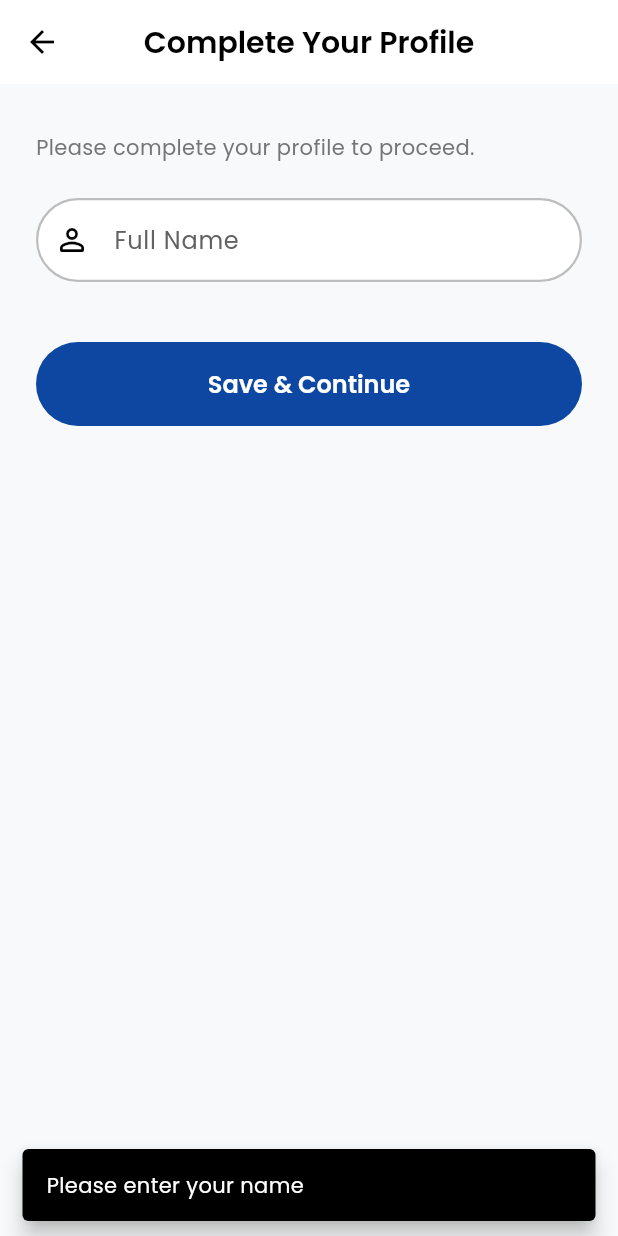
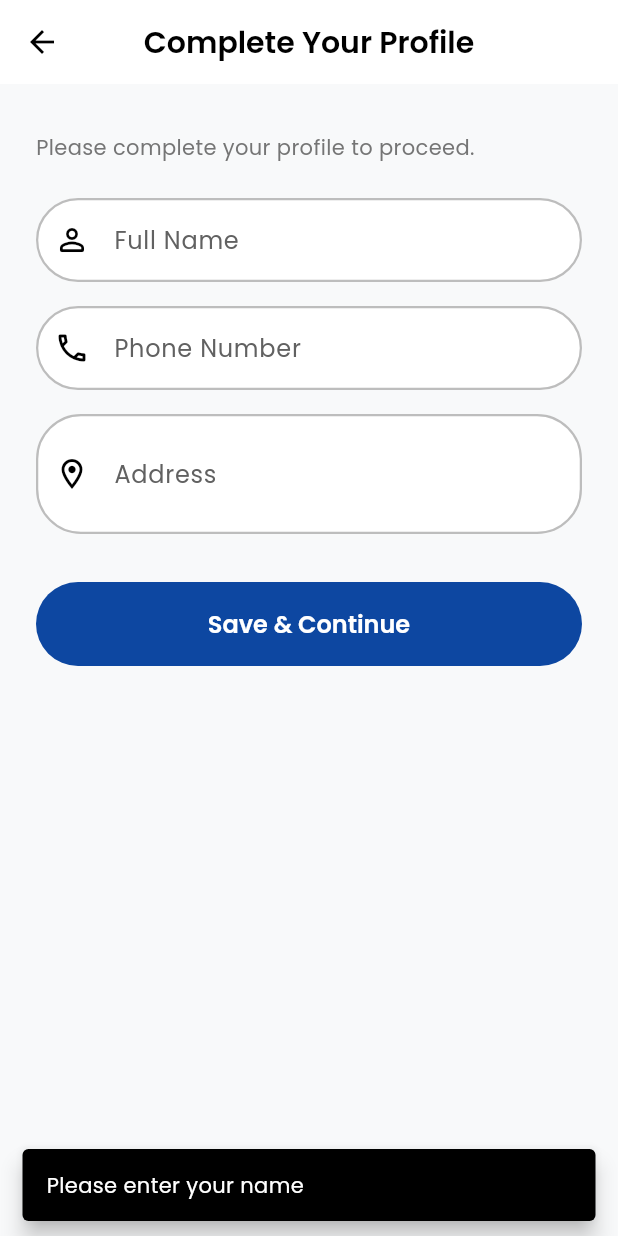
Before and after one commit to Mugen3568/ims, a Flutter app: the ProfileSetupScreen screen opened directly with empty values, after a tap on "Save & Continue", on a phone screen of 412 x 824 dp. Run offline on Flutter 3.47's test engine with Material 3 defaults, Android fonts, the phone set to English and light mode, and no system bars; our stand-ins replace cloud_firestore, firebase_auth, firebase_core, flutter_dotenv, google_fonts, image_picker and 2 more; accounts and stored records are empty.

Commit message:
Final security hardening: remove legacy invite fallback, personal-only ProfileSetupScreen, tighten chats/notes/payroll rules, fix debugPrint import

```diff
--- a/lib/screens/auth/profile_setup_screen.dart
+++ b/lib/screens/auth/profile_setup_screen.dart
@@ -2,16 +2,16 @@ import 'package:flutter/material.dart';
 import 'package:cloud_firestore/cloud_firestore.dart';
 import 'package:firebase_auth/firebase_auth.dart';
 import 'package:google_fonts/google_fonts.dart';
-import '../../models/class_model.dart';
-import '../../services/class_service.dart';
 
-/// ProfileSetupScreen — ghost-account recovery screen.
-/// Shown when a user has a Firebase Auth account but their Firestore document
-/// is missing or incomplete. Collects name + role-specific class data.
+/// ProfileSetupScreen — personal onboarding screen.
+/// Shown when a user has a Firebase Auth account but their Firestore profile
+/// is incomplete. Collects personal information only.
+/// Role, classId, assignedClasses, and linkedStudentId are established
+/// during registration or by Owner/Manager assignment — never here.
 class ProfileSetupScreen extends StatefulWidget {
   final String userId;
   final String role;
-  final bool roleMissing; // true if 'role' was missing/empty in Firestore
+  final bool roleMissing;
 
   const ProfileSetupScreen({
     super.key,
@@ -26,29 +26,38 @@ class ProfileSetupScreen extends StatefulWidget {
 
 class _ProfileSetupScreenState extends State<ProfileSetupScreen> {
   final TextEditingController _nameController = TextEditingController();
-  final TextEditingController _childEmailController = TextEditingController();
+  final TextEditingController _phoneController = TextEditingController();
+  final TextEditingController _addressController = TextEditingController();
   bool _isLoading = false;
-  late String _selectedRole;
-
-  // Class selection
-  String? _selectedClassId; // Student & Parent
-  final Set<String> _selectedTeacherClasses = {}; // Teacher
-
-  final ClassService _classService = ClassService();
-  final List<String> _roles = ['student', 'teacher', 'parent', 'manager'];
 
   @override
   void initState() {
     super.initState();
-    _selectedRole = widget.roleMissing
-        ? 'student'
-        : widget.role.toLowerCase();
+    _loadExistingProfile();
+  }
+
+  Future<void> _loadExistingProfile() async {
+    try {
+      final doc = await FirebaseFirestore.instance
+          .collection('users')
+          .doc(widget.userId)
+          .get();
+      if (doc.exists && mounted) {
+        final data = doc.data() ?? {};
+        setState(() {
+          _nameController.text = data['name'] ?? '';
+          _phoneController.text = data['phone'] ?? data['contact_number'] ?? '';
+          _addressController.text = data['address'] ?? '';
+        });
+      }
+    } catch (_) {}
   }
 
   @override
   void dispose() {
     _nameController.dispose();
-    _childEmailController.dispose();
+    _phoneController.dispose();
+    _addressController.dispose();
     super.dispose();
   }
 
@@ -59,83 +68,35 @@ class _ProfileSetupScreenState extends State<ProfileSetupScreen> {
       return;
     }
 
-    final effectiveRole = widget.roleMissing
-        ? _selectedRole.toLowerCase()
-        : widget.role.toLowerCase();
-
-    // Validate role-specific class fields
-    if (effectiveRole == 'teacher') {
-      if (_selectedTeacherClasses.isEmpty) {
-        _showSnack('Please select at least one assigned class');
-        return;
-      }
-    }
-    if (effectiveRole == 'student' || effectiveRole == 'parent') {
-      if (_selectedClassId == null || _selectedClassId!.isEmpty) {
-        _showSnack('Please select your class');
-        return;
-      }
-    }
-    if (effectiveRole == 'parent') {
-      if (_childEmailController.text.trim().isEmpty) {
-        _showSnack("Please enter your child's email");
-        return;
-      }
-    }
-
     setState(() => _isLoading = true);
 
     try {
       final db = FirebaseFirestore.instance;
-      final currentUserEmail =
-          (FirebaseAuth.instance.currentUser?.email ?? '').toLowerCase();
-      final childEmail = _childEmailController.text.trim().toLowerCase();
 
-      // Cross-check student email if linking parent
-      if (effectiveRole == 'parent' && widget.roleMissing) {
-        var childQuery = await db
-            .collection('directory')
-            .where('email', isEqualTo: childEmail)
-            .where('role', isEqualTo: 'student')
-            .get();
-
-        if (childQuery.docs.isEmpty) {
-          if (mounted) {
-            _showSnack('Associated student email not found in the system.');
-            setState(() => _isLoading = false);
-          }
-          return;
-        }
-      }
-
-      // Build profile data — personal onboarding fields only
+      // Personal onboarding fields only — no role, classId, or assignedClasses
       final Map<String, dynamic> data = {
         'name': cleanName,
+        'phone': _phoneController.text.trim(),
+        'contact_number': _phoneController.text.trim(),
+        'address': _addressController.text.trim(),
         'isProfileComplete': true,
         'is_profile_complete': true,
         'updatedAt': FieldValue.serverTimestamp(),
         'updated_at': FieldValue.serverTimestamp(),
       };
 
-      // Update primary user profile
       await db
           .collection('users')
           .doc(widget.userId)
           .set(data, SetOptions(merge: true));
 
-      if (effectiveRole == 'teacher' && _selectedTeacherClasses.isNotEmpty) {
-        await _classService.addTeacherToClasses(
-          teacherUid: widget.userId,
-          classIds: _selectedTeacherClasses.toList(),
-        );
-      }
-
-      // Update public directory
+      // Update public directory with name only
+      final currentUserEmail =
+          (FirebaseAuth.instance.currentUser?.email ?? '').toLowerCase();
       await db.collection('directory').doc(widget.userId).set({
         'name': cleanName,
         'email': currentUserEmail,
-        'role': effectiveRole,
-      });
+      }, SetOptions(merge: true));
 
       if (mounted) {
         ScaffoldMessenger.of(context).showSnackBar(
@@ -192,35 +153,56 @@ class _ProfileSetupScreenState extends State<ProfileSetupScreen> {
             ),
             const SizedBox(height: 16),
 
-            // ── Role picker (only for ghost accounts) ─────────────────────────
-            if (widget.roleMissing) ...[
-              DropdownButtonFormField<String>(
-                initialValue: _selectedRole,
-                decoration: const InputDecoration(
-                  labelText: 'Select Role',
-                  prefixIcon: Icon(Icons.badge_outlined),
+            // ── Phone ────────────────────────────────────────────────────────
+            TextField(
+              controller: _phoneController,
+              keyboardType: TextInputType.phone,
+              decoration: const InputDecoration(
+                labelText: 'Phone Number',
+                prefixIcon: Icon(Icons.phone_outlined),
+              ),
+            ),
+            const SizedBox(height: 16),
+
+            // ── Address ──────────────────────────────────────────────────────
+            TextField(
+              controller: _addressController,
+              maxLines: 2,
+              decoration: const InputDecoration(
+                labelText: 'Address',
+                prefixIcon: Icon(Icons.location_on_outlined),
+              ),
+            ),
+            const SizedBox(height: 8),
+
+            // ── Info banner ──────────────────────────────────────────────────
+            if (widget.roleMissing)
+              Container(
+                margin: const EdgeInsets.only(top: 8),
+                padding: const EdgeInsets.all(12),
+                decoration: BoxDecoration(
+                  borderRadius: BorderRadius.circular(12),
+                  border: Border.all(
+                    color: Colors.orange.withValues(alpha: 0.4),
+                  ),
+                  color: Colors.orange.withValues(alpha: 0.06),
                 ),
-                items: _roles.map((role) {
-                  return DropdownMenuItem(
-                    value: role,
-                    child: Text(role[0].toUpperCase() + role.substring(1)),
-                  );
-                }).toList(),
-                onChanged: (val) {
-                  if (val != null) {
-                    setState(() {
-                      _selectedRole = val;
-                      _selectedClassId = null;
-                      _selectedTeacherClasses.clear();
-                    });
-                  }
-                },
+                child: Row(
+                  children: [
+                    const Icon(Icons.info_outline, color: Colors.orange, size: 20),
+                    const SizedBox(width: 8),
+                    Expanded(
+                      child: Text(
+                        'Your role and class assignment will be configured by your administrator.',
+                        style: GoogleFonts.poppins(
+                          fontSize: 12,
+                          color: Colors.orange[800],
+                        ),
+                      ),
+                    ),
+                  ],
+                ),
               ),
-              const SizedBox(height: 16),
-            ],
-
-            // ── Role-specific class fields ────────────────────────────────────
-            _buildClassFields(isDark),
 
             const SizedBox(height: 24),
 
@@ -242,166 +224,4 @@ class _ProfileSetupScreenState extends State<ProfileSetupScreen> {
       ),
     );
   }
-
-  Widget _buildClassFields(bool isDark) {
-    final effectiveRole = widget.roleMissing
-        ? _selectedRole
-        : widget.role.toLowerCase();
-
-    if (effectiveRole == 'teacher') {
-      return _buildTeacherCheckboxes(isDark);
-    }
-
-    if (effectiveRole == 'student') {
-      return _buildSingleClassDropdown('Select Your Class');
-    }
-
-    if (effectiveRole == 'parent') {
-      return Column(
-        children: [
-          TextField(
-            controller: _childEmailController,
-            keyboardType: TextInputType.emailAddress,
-            decoration: const InputDecoration(
-              labelText: "Child's Email Address",
-              prefixIcon: Icon(Icons.child_care_rounded),
-            ),
-          ),
-          const SizedBox(height: 16),
-          _buildSingleClassDropdown("Child's Class"),
-        ],
-      );
-    }
-
-    return const SizedBox.shrink();
-  }
-
-  Widget _buildSingleClassDropdown(String label) {
-    return StreamBuilder<List<CourseClass>>(
-      stream: _classService.activeClasses(),
-      builder: (context, snapshot) {
-        if (snapshot.connectionState == ConnectionState.waiting) {
-          return InputDecorator(
-            decoration: InputDecoration(labelText: label),
-            child: const LinearProgressIndicator(),
-          );
-        }
-
-        final classes = snapshot.data ?? [];
-        if (classes.isEmpty) {
-          return Container(
-            padding: const EdgeInsets.all(12),
-            decoration: BoxDecoration(
-              borderRadius: BorderRadius.circular(12),
-              border: Border.all(color: Colors.orange.withValues(alpha: 0.4)),
-              color: Colors.orange.withValues(alpha: 0.06),
-            ),
-            child: Text(
-              'No active classes found. Contact the administrator.',
-              style: GoogleFonts.poppins(fontSize: 12, color: Colors.orange),
-            ),
-          );
-        }
-
-        if (_selectedClassId != null &&
-            !classes.any((c) => c.id == _selectedClassId)) {
-          _selectedClassId = null;
-        }
-
-        return DropdownButtonFormField<String>(
-          initialValue: _selectedClassId,
-          decoration: InputDecoration(
-            labelText: label,
-            prefixIcon: const Icon(Icons.class_rounded),
-          ),
-          isExpanded: true,
-          hint: const Text('Select class'),
-          items: classes
-              .map(
-                (c) => DropdownMenuItem<String>(
-                  value: c.id,
-                  child: Text(c.displayName),
-                ),
-              )
-              .toList(),
-          onChanged: (val) => setState(() => _selectedClassId = val),
-        );
-      },
-    );
-  }
-
-  Widget _buildTeacherCheckboxes(bool isDark) {
-    return StreamBuilder<List<CourseClass>>(
-      stream: _classService.activeClasses(),
-      builder: (context, snapshot) {
-        if (snapshot.connectionState == ConnectionState.waiting) {
-          return const LinearProgressIndicator();
-        }
-
-        final classes = snapshot.data ?? [];
-        if (classes.isEmpty) {
-          return Container(
-            padding: const EdgeInsets.all(12),
-            decoration: BoxDecoration(
-              borderRadius: BorderRadius.circular(12),
-              border: Border.all(color: Colors.orange.withValues(alpha: 0.4)),
-              color: Colors.orange.withValues(alpha: 0.06),
-            ),
-            child: Text(
-              'No active classes found. Contact the administrator.',
-              style: GoogleFonts.poppins(fontSize: 12, color: Colors.orange),
-            ),
-          );
-        }
-
-        return Container(
-          decoration: BoxDecoration(
-            borderRadius: BorderRadius.circular(16),
-            border: Border.all(
-              color: isDark ? Colors.grey[700]! : Colors.grey[300]!,
-              width: 1.5,
-            ),
-          ),
-          child: Column(
-            crossAxisAlignment: CrossAxisAlignment.start,
-            children: [
-              Padding(
-                padding: const EdgeInsets.fromLTRB(16, 12, 16, 4),
-                child: Text(
-                  'Assigned Classes',
-                  style: GoogleFonts.poppins(
-                    fontSize: 13,
-                    fontWeight: FontWeight.w600,
-                    color: const Color(0xFF0D47A1),
-                  ),
-                ),
-              ),
-              const Divider(height: 1),
-              ...classes.map((c) {
-                final isChecked = _selectedTeacherClasses.contains(c.id);
-                return CheckboxListTile(
-                  value: isChecked,
-                  onChanged: (checked) {
-                    setState(() {
-                      if (checked == true) {
-                        _selectedTeacherClasses.add(c.id);
-                      } else {
-                        _selectedTeacherClasses.remove(c.id);
-                      }
-                    });
-                  },
-                  title: Text(
-                    c.displayName,
-                    style: GoogleFonts.poppins(fontSize: 13),
-                  ),
-                  activeColor: const Color(0xFF0D47A1),
-                  dense: true,
-                );
-              }),
-            ],
-          ),
-        );
-      },
-    );
-  }
 }
```
Also changed, not shown: lib/services/class_service.dart (+14 -34 lines), 2 other files.
